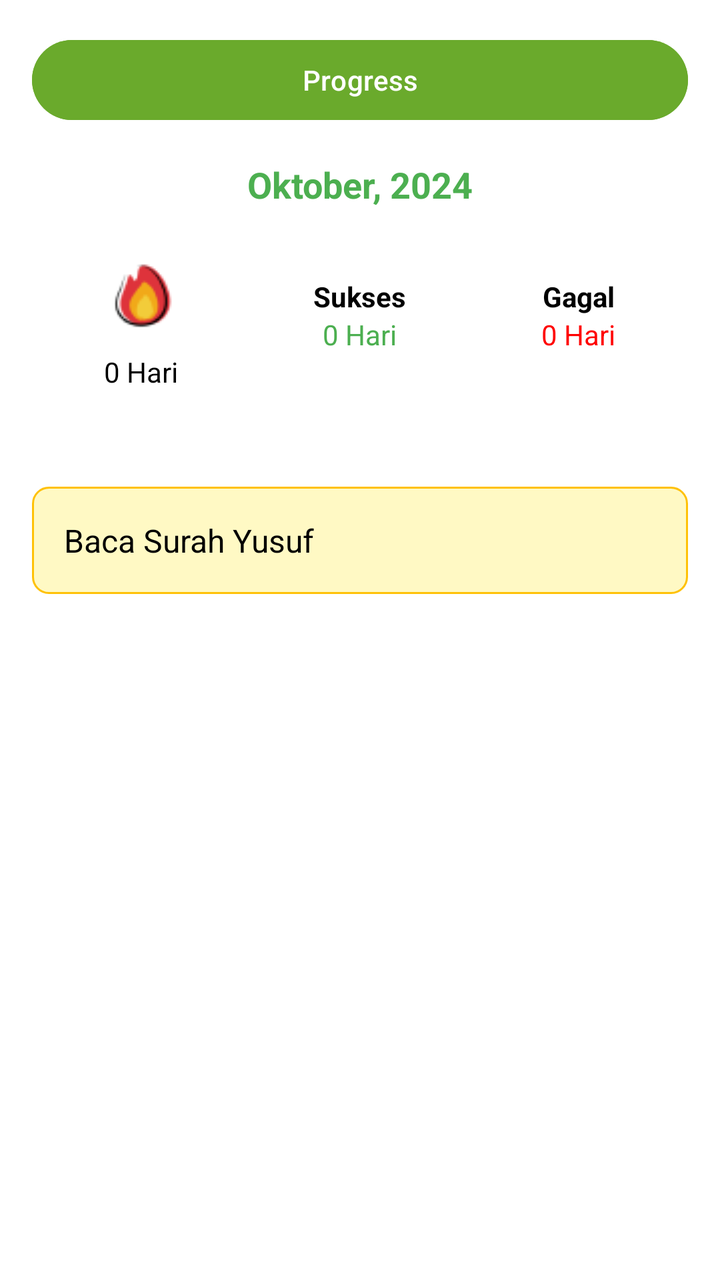
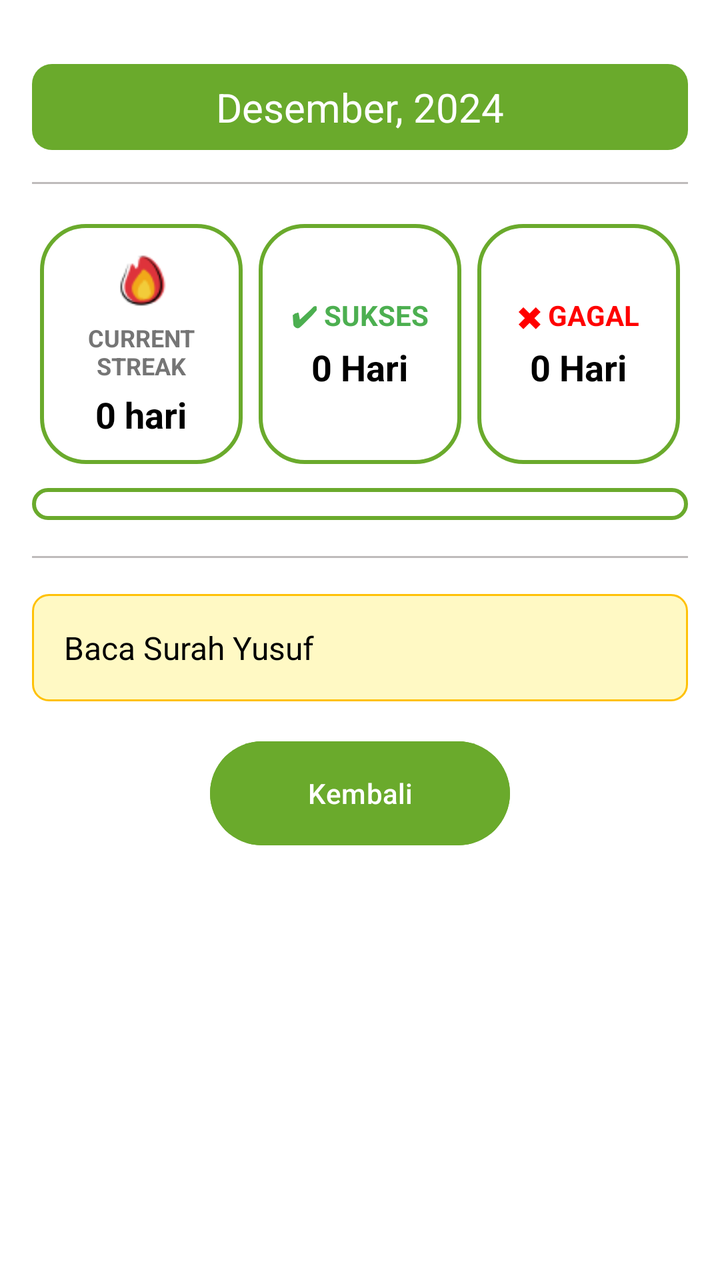

Screens rendered from an Android XML layout before and after an edit, with the pre-edit source and the edit as a unified diff.
<!-- AndroidManifest.xml: application theme Theme.BrightHabit -->
<!-- res/layout/activity_habit_detail.xml -->
<?xml version="1.0" encoding="utf-8"?>
<ScrollView xmlns:android="http://schemas.android.com/apk/res/android"
    android:layout_width="match_parent"
    android:layout_height="match_parent"
    android:background="#FFFFFF"
    android:padding="16dp">

    <LinearLayout
        android:layout_width="match_parent"
        android:layout_height="wrap_content"
        android:orientation="vertical">

        
        <LinearLayout
            android:layout_width="match_parent"
            android:layout_height="wrap_content"
            android:orientation="horizontal">

            <Button
                android:id="@+id/btnProgress"
                android:layout_width="301dp"
                android:layout_height="wrap_content"
                android:layout_weight="1"
                android:backgroundTint="@color/green"
                android:text="Progress"
                android:textColor="#FFFFFF"
                android:textColorHint="#4CAF50" />

        </LinearLayout>

        
        <TextView
            android:id="@+id/tvMonthYear"
            android:layout_width="match_parent"
            android:layout_height="wrap_content"
            android:layout_marginVertical="16dp"
            android:gravity="center"
            android:text="Oktober, 2024"
            android:textColor="#4CAF50"
            android:textSize="18sp"
            android:textStyle="bold" />

        
        <LinearLayout
            android:layout_width="match_parent"
            android:layout_height="wrap_content"
            android:orientation="horizontal"
            android:weightSum="3">

            <LinearLayout
                android:layout_width="0dp"
                android:layout_height="wrap_content"
                android:layout_weight="1"
                android:gravity="center"
                android:orientation="vertical">

                <ImageView
                    android:id="@+id/ivStreakIcon"
                    android:layout_width="wrap_content"
                    android:layout_height="56dp"
                    android:src="@drawable/ic_fire" />

                <TextView
                    android:id="@+id/tvCurrentStreak"
                    android:layout_width="wrap_content"
                    android:layout_height="wrap_content"
                    android:text="0 Hari"
                    android:textColor="#000000"
                    android:textSize="14sp" />
            </LinearLayout>

            <LinearLayout
                android:layout_width="0dp"
                android:layout_height="match_parent"
                android:layout_weight="1"
                android:gravity="center"
                android:orientation="vertical">

                <TextView
                    android:layout_width="wrap_content"
                    android:layout_height="wrap_content"
                    android:text="Sukses"
                    android:textColor="#000000"
                    android:textStyle="bold" />

                <TextView
                    android:id="@+id/tvSuccessDays"
                    android:layout_width="wrap_content"
                    android:layout_height="wrap_content"
                    android:text="0 Hari"
                    android:textColor="#4CAF50" />
            </LinearLayout>

            <LinearLayout
                android:layout_width="0dp"
                android:layout_height="match_parent"
                android:layout_weight="1"
                android:gravity="center"
                android:orientation="vertical">

                <TextView
                    android:layout_width="wrap_content"
                    android:layout_height="wrap_content"
                    android:text="Gagal"
                    android:textColor="#000000"
                    android:textStyle="bold" />

                <TextView
                    android:id="@+id/tvFailedDays"
                    android:layout_width="wrap_content"
                    android:layout_height="wrap_content"
                    android:text="0 Hari"
                    android:textColor="#FF0000" />
            </LinearLayout>
        </LinearLayout>

        
        <GridLayout
            android:id="@+id/calendarView"
            android:layout_width="match_parent"
            android:layout_height="wrap_content"
            android:layout_marginVertical="16dp"
            android:background="@drawable/calendar_background"
            android:columnCount="7"
            android:rowCount="6" />

        
        <TextView
            android:id="@+id/tvNote"
            android:layout_width="match_parent"
            android:layout_height="wrap_content"
            android:layout_marginTop="16dp"
            android:background="@drawable/note_background"
            android:padding="16dp"
            android:text="Baca Surah Yusuf"
            android:textColor="#000000"
            android:textSize="16sp" />
    </LinearLayout>
</ScrollView>
<!-- resources referenced by this layout -->
<resources>
  <color name="green">#6AAA2C</color>
  <!-- drawable calendar_background (drawable) -->
  <shape xmlns:android="http://schemas.android.com/apk/res/android">
      <solid android:color="#F5F5F5" /> 
      <corners android:radius="8dp" /> 
      <stroke
          android:width="2dp"
          android:color="#E0E0E0" /> 
  </shape>
  <!-- drawable ic_fire: png bitmap (drawable, 1712 bytes) -->
  <!-- drawable note_background (drawable) -->
  <shape xmlns:android="http://schemas.android.com/apk/res/android">
      <solid android:color="#FFF9C4" /> 
      <corners android:radius="8dp" /> 
      <stroke
          android:width="1dp"
          android:color="#FFC107" /> 
  </shape>
  <style name="Theme.BrightHabit" parent="Base.Theme.BrightHabit" />
  <style name="Base.Theme.BrightHabit" parent="Theme.Material3.DayNight.NoActionBar">
          
          
      </style>
</resources>

<!-- the commit's change to res/layout/activity_habit_detail.xml (unified diff, before → after) -->
@@ -11,129 +11,168 @@
         android:orientation="vertical">
 
         
-        <LinearLayout
-            android:layout_width="match_parent"
-            android:layout_height="wrap_content"
-            android:orientation="horizontal">
-
-            <Button
-                android:id="@+id/btnProgress"
-                android:layout_width="301dp"
-                android:layout_height="wrap_content"
-                android:layout_weight="1"
-                android:backgroundTint="@color/green"
-                android:text="Progress"
-                android:textColor="#FFFFFF"
-                android:textColorHint="#4CAF50" />
-
-        </LinearLayout>
-
-        
         <TextView
             android:id="@+id/tvMonthYear"
             android:layout_width="match_parent"
             android:layout_height="wrap_content"
             android:layout_marginVertical="16dp"
             android:gravity="center"
-            android:text="Oktober, 2024"
-            android:textColor="#4CAF50"
-            android:textSize="18sp"
-            android:textStyle="bold" />
+            android:text="Desember, 2024"
+            android:textColor="@color/white"
+            android:textSize="20sp"
+            android:background="@drawable/rounded_rectangle"
+            android:layout_marginBottom="16dp" />
+
+        
+        <View
+            android:layout_width="match_parent"
+            android:layout_height="1dp"
+            android:background="@color/gray"/>
 
         
         <LinearLayout
             android:layout_width="match_parent"
             android:layout_height="wrap_content"
             android:orientation="horizontal"
-            android:weightSum="3">
+            android:weightSum="3"
+            android:layout_marginTop="16dp">
 
+            
             <LinearLayout
                 android:layout_width="0dp"
-                android:layout_height="wrap_content"
+                android:layout_height="120dp"
                 android:layout_weight="1"
+                android:layout_margin="4dp"
+                android:orientation="vertical"
+                android:background="@drawable/shape"
                 android:gravity="center"
-                android:orientation="vertical">
+                android:padding="8dp">
 
                 <ImageView
                     android:id="@+id/ivStreakIcon"
-                    android:layout_width="wrap_content"
-                    android:layout_height="56dp"
+                    android:layout_width="32dp"
+                    android:layout_height="32dp"
                     android:src="@drawable/ic_fire" />
+
+                <TextView
+                    android:layout_width="match_parent"
+                    android:layout_height="wrap_content"
+                    android:layout_marginTop="4dp"
+                    android:text="CURRENT STREAK"
+                    android:textColor="#757575"
+                    android:textSize="12sp"
+                    android:textStyle="bold"
+                    android:gravity="center" />
 
                 <TextView
                     android:id="@+id/tvCurrentStreak"
                     android:layout_width="wrap_content"
                     android:layout_height="wrap_content"
-                    android:text="0 Hari"
+                    android:layout_marginTop="4dp"
+                    android:text="0 hari"
                     android:textColor="#000000"
-                    android:textSize="14sp" />
+                    android:textSize="18sp"
+                    android:textStyle="bold" />
             </LinearLayout>
 
+            
             <LinearLayout
                 android:layout_width="0dp"
-                android:layout_height="match_parent"
+                android:layout_height="120dp"
                 android:layout_weight="1"
+                android:layout_margin="4dp"
+                android:orientation="vertical"
+                android:background="@drawable/shape"
                 android:gravity="center"
-                android:orientation="vertical">
+                android:padding="8dp">
 
                 <TextView
                     android:layout_width="wrap_content"
                     android:layout_height="wrap_content"
-                    android:text="Sukses"
-                    android:textColor="#000000"
+                    android:text="✔ SUKSES"
+                    android:textColor="#4CAF50"
                     android:textStyle="bold" />
 
                 <TextView
                     android:id="@+id/tvSuccessDays"
                     android:layout_width="wrap_content"
                     android:layout_height="wrap_content"
+                    android:layout_marginTop="4dp"
                     android:text="0 Hari"
-                    android:textColor="#4CAF50" />
+                    android:textColor="#000000"
+                    android:textSize="18sp"
+                    android:textStyle="bold" />
             </LinearLayout>
 
+            
             <LinearLayout
                 android:layout_width="0dp"
-                android:layout_height="match_parent"
+                android:layout_height="120dp"
                 android:layout_weight="1"
+                android:layout_margin="4dp"
+                android:orientation="vertical"
+                android:background="@drawable/shape"
                 android:gravity="center"
-                android:orientation="vertical">
+                android:padding="8dp">
 
                 <TextView
                     android:layout_width="wrap_content"
                     android:layout_height="wrap_content"
-                    android:text="Gagal"
-                    android:textColor="#000000"
+                    android:text="✖ GAGAL"
+                    android:textColor="#FF0000"
                     android:textStyle="bold" />
 
                 <TextView
                     android:id="@+id/tvFailedDays"
                     android:layout_width="wrap_content"
                     android:layout_height="wrap_content"
+                    android:layout_marginTop="4dp"
                     android:text="0 Hari"
-                    android:textColor="#FF0000" />
+                    android:textColor="#000000"
+                    android:textSize="18sp"
+                    android:textStyle="bold" />
             </LinearLayout>
         </LinearLayout>
 
         
-        <GridLayout
+        <androidx.recyclerview.widget.RecyclerView
             android:id="@+id/calendarView"
             android:layout_width="match_parent"
             android:layout_height="wrap_content"
-            android:layout_marginVertical="16dp"
-            android:background="@drawable/calendar_background"
-            android:columnCount="7"
-            android:rowCount="6" />
+            android:clipToPadding="false"
+            android:background="@drawable/shape"
+            android:padding="8dp"
+            android:layout_marginTop="8dp" />
+
+        
+        <View
+            android:layout_width="match_parent"
+            android:layout_height="1dp"
+            android:background="@color/gray"
+            android:layout_marginTop="18dp"/>
 
         
         <TextView
             android:id="@+id/tvNote"
             android:layout_width="match_parent"
             android:layout_height="wrap_content"
-            android:layout_marginTop="16dp"
+            android:layout_marginTop="18dp"
             android:background="@drawable/note_background"
             android:padding="16dp"
             android:text="Baca Surah Yusuf"
             android:textColor="#000000"
             android:textSize="16sp" />
+
+        
+        <Button
+            android:id="@+id/btnBack"
+            android:layout_width="150dp"
+            android:layout_height="60dp"
+            android:layout_marginTop="16dp"
+            android:text="Kembali"
+            android:backgroundTint="@color/green"
+            android:textColor="#FFFFFF"
+            android:layout_gravity="center" />
+
     </LinearLayout>
 </ScrollView>
<!-- resource entries referenced after the edit -->
@@ -1,14 +1,8 @@
 <!-- resources referenced by this layout -->
 <resources>
+  <color name="gray">#BEBBBB</color>
   <color name="green">#6AAA2C</color>
-  <!-- drawable calendar_background (drawable) -->
-  <shape xmlns:android="http://schemas.android.com/apk/res/android">
-      <solid android:color="#F5F5F5" /> 
-      <corners android:radius="8dp" /> 
-      <stroke
-          android:width="2dp"
-          android:color="#E0E0E0" /> 
-  </shape>
+  <color name="white">#FFFFFFFF</color>
   <!-- drawable ic_fire: png bitmap (drawable, 1712 bytes) -->
   <!-- drawable note_background (drawable) -->
   <shape xmlns:android="http://schemas.android.com/apk/res/android">
@@ -18,6 +12,35 @@
           android:width="1dp"
           android:color="#FFC107" /> 
   </shape>
+  <!-- drawable rounded_rectangle (drawable) -->
+  <?xml version="1.0" encoding="utf-8"?>
+  <shape xmlns:android="http://schemas.android.com/apk/res/android">
+      <solid android:color="@color/green"/> 
+      <corners android:radius="10dp"/>  
+      <padding
+          android:left="16dp"
+          android:right="16dp"
+          android:top="8dp"
+          android:bottom="8dp"/>
+  </shape>
+  <!-- drawable shape (drawable) -->
+  <?xml version="1.0" encoding="utf-8"?>
+  <shape xmlns:android="http://schemas.android.com/apk/res/android">
+      <solid android:color="#FFFFFF"/>
+  
+      <corners android:radius="22dp"/>
+  
+      <stroke
+          android:width="2dp"
+          android:color="#6AAA2C"/>
+  
+      <padding
+          android:left="4dp"
+          android:right="4dp"
+          android:top="4dp"
+          android:bottom="4dp"/>
+  
+  </shape>
   <style name="Theme.BrightHabit" parent="Base.Theme.BrightHabit" />
   <style name="Base.Theme.BrightHabit" parent="Theme.Material3.DayNight.NoActionBar">
           
